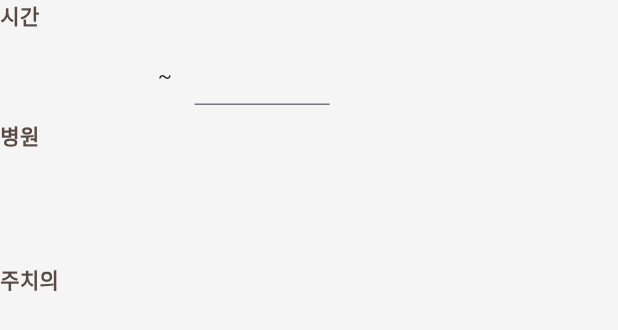
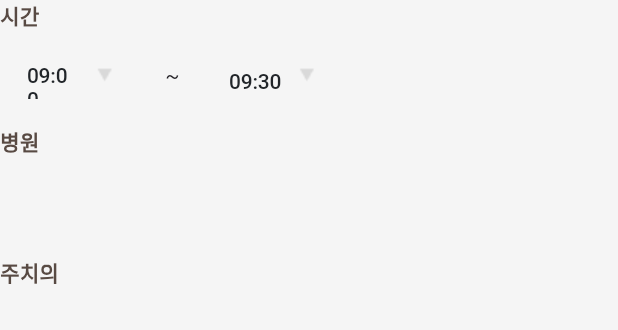
Before and after one commit to b14nc444/mindlog, a Flutter app: the AppointmentTextField widget shown alone on an empty page, opened directly, on a phone screen of 412 x 824 dp. Shown: the top 330 px of the screen. Run offline on Flutter 3.47's test engine with Material 3 defaults, Android fonts, the light colour scheme and no system bars; our stand-ins replace table_calendar; Roboto replaces fonts that are missing (Pretendard, Pretendard Variable).

Commit message:
appointment bottom sheet layout

```diff
--- a/lib/component/appointment_list.dart
+++ b/lib/component/appointment_list.dart
@@ -64,7 +64,7 @@
                       ),
                       Text(hospital + ' / ' + doctor,
                         style: const TextStyle(
-                            color: basicGray,
+                            color: BASIC_GRAY,
                             fontSize: 12,
                             fontWeight: FontWeight.w500,
                             letterSpacing: -0.15
--- a/lib/component/appointment_textfield.dart
+++ b/lib/component/appointment_textfield.dart
@@ -18,6 +18,7 @@
   Widget build(BuildContext context) {
     String _selectedTime;
     String _inputText;
+
     InputDecoration inputDecoration = InputDecoration(
       filled: true,
       fillColor: BACKGROUND_COLOR,
@@ -26,15 +27,42 @@
         borderSide: BorderSide.none, // 테두리 없음
       ),
     );
-    TextStyle textStyle = TextStyle(
+
+    InputDecoration inputDecoration_time = InputDecoration(
+      filled: true,
+      fillColor: BACKGROUND_COLOR,
+      border: UnderlineInputBorder(
+        borderRadius: BorderRadius.circular(8.0),
+        borderSide: BorderSide.none, // 테두리 없음
+      ),
+      contentPadding: EdgeInsets.symmetric(horizontal: 14, vertical: 0),
+    );
+
+    TextStyle textStyleLabel = TextStyle(
         color: SECONDARY_COLOR_3,
         fontWeight: FontWeight.bold
     );
+    TextStyle textStyleContent = TextStyle(
+        color: BASIC_BLACK,
+        fontSize: 14,
+        fontFamily: 'Pretendard Variable',
+        fontWeight: FontWeight.w500,
+        letterSpacing: -0.15,
+    );
+
+    List<String> timeList = [];
+    for (int hour = 0; hour < 24; hour++) {
+      for (int minute = 0; minute < 60; minute += 5) {
+        String hourStr = hour.toString().padLeft(2, '0');
+        String minuteStr = minute.toString().padLeft(2, '0');
+        timeList.add('$hourStr:$minuteStr');
+      }
+    }
 
     return Column(
       crossAxisAlignment: CrossAxisAlignment.start,
         children: [
-          Text('시간', style: textStyle),
+          Text('시간', style: textStyleLabel),
           SizedBox(
             height: 10,
           ),
@@ -44,14 +72,27 @@
                 onTap: (){
                 },
                 child: SizedBox(
-                  width: 90,
+                  width: 95,
                   height: 40,
-                  child: Container(
-                    decoration: BoxDecoration(
-                      color: BACKGROUND_COLOR,
-                      borderRadius: BorderRadius.circular(8)
+                  child: DropdownButtonFormField<String>(
+                    value: '09:00',
+                    decoration: inputDecoration_time,
+                    items: timeList.map((String time) {
+                      return DropdownMenuItem<String>(
+                        value: time,
+                        child: Text(time,),
+                      );
+                    }).toList(),
+                    onChanged: (String? newValue) {
+                      setState(() {
+                        _selectedTime = newValue!;
+                      });
+                    },
+                    icon: dropdownIcon,
+                    style: textStyleContent,
+                    menuMaxHeight: 180,
+                    isExpanded: true,
                   ),
-                  )
                 ),
               ),
               Padding(
@@ -59,54 +100,64 @@
                 child: Text('~'),
               ),
               SizedBox(
-                width: 90,
+                width: 95,
                 height: 40,
-                child: TextFormField(
-                  readOnly: true,
-                  onTap: () {
-                    // 클릭하면 드롭다운 목록 표시
-                    showTimePicker(
-                      context: context,
-                      initialTime: TimeOfDay.now(),
-                    ).then((value) {
-                      // 선택한 시간을 저장
-                      if (value != null) {
+                child: DropdownButtonFormField<String>(
+                  value: '09:30',
+                  decoration: inputDecoration_time,
+                  items: timeList.map((String time) {
+                    return DropdownMenuItem<String>(
+                      value: time,
+                      child: Text(time),
+                    );
+                  }).toList(),
+                  onChanged: (String? newValue) {
                     setState(() {
-                          _selectedTime = value.format(context);
-                        });
-                      }
+                      _selectedTime = newValue!;
                     });
                   },
+                  icon: dropdownIcon,
+                  style: textStyleContent,
+                  menuMaxHeight: 180,
                 ),
               ),
             ],
           ),
           SizedBox(
-            height: 10,
+            height: 14,
           ),
-          Text('병원', style: textStyle),
+          Text('병원', style: textStyleLabel),
           SizedBox(
-            height: 10,
+            height: 8,
           ),
-          TextFormField(
+          Container(
+            height: 45,
+            child: TextFormField(
               cursorColor: TYPOGRAPHY_GRAY_3,
               maxLines: 1,
               keyboardType: TextInputType.multiline,
               decoration: inputDecoration,
+              style: textStyleContent,
+            ),
           ),
           SizedBox(
-            height: 10,
+            height: 14,
           ),
-          Text('주치의', style: textStyle),
+          Text('주치의', style: textStyleLabel),
           SizedBox(
-            height: 10,
+            height: 8,
           ),
-          TextFormField(
+          Container(
+            height: 45,
+            child: TextFormField(
               cursorColor: TYPOGRAPHY_GRAY_3,
               maxLines: 1,
               keyboardType: TextInputType.multiline,
               decoration: inputDecoration,
+              style: textStyleContent,
             ),
+          ),
+
         ],
     );
   }
--- a/lib/component/mindlog_list.dart
+++ b/lib/component/mindlog_list.dart
@@ -30,7 +30,7 @@
                 children: [
                   Text(mindlogTitle,
                     style: const TextStyle(
-                        color: basicBlack,
+                        color: BASIC_BLACK,
                         fontSize: 18,
                         fontWeight: FontWeight.w700,
                         letterSpacing: -0.2
--- a/lib/const/visual.dart
+++ b/lib/const/visual.dart
@@ -5,12 +5,12 @@
 const Color secondaryColor1 = Color(0xfffae5cb);
 const Color secondaryColor2 = Color(0xfffefaf5);
 const Color SECONDARY_COLOR_3 = Color(0xff584a43);
-const Color basicBlack = Color(0xff212529);
+const Color BASIC_BLACK = Color(0xff212529);
 const Color typographyGray = Color(0xffacacac);
 const Color TYPOGRAPHY_GRAY_2 = Color(0xff6c7072);
 const Color typographyGray2_20 = Color(0x516c7072);
 const Color TYPOGRAPHY_GRAY_3 = Color(0xff545357);
-const Color basicGray = Color(0xffc2c2c2);
+const Color BASIC_GRAY = Color(0xffc2c2c2);
 const Color guideGray = Color(0xffe1e1e1);
 const Color BACKGROUND_COLOR = Color(0xfff5f5f5);
 
@@ -23,3 +23,7 @@
 const Image logoTypoColor = Image(image: AssetImage('assets/logo/logo_type_color.png'));
 const Image typoTransparentWhite = Image(image: AssetImage('assets/logo/typo_transparent_white.png'));
 const Image typoTransparentColor = Image(image: AssetImage('assets/logo/typo_transparent_color.png'));
+
+
+//icon
+const Image dropdownIcon = Image(image: AssetImage('assets/icons/dropdown_button.png'));
--- a/lib/main.dart
+++ b/lib/main.dart
@@ -1,4 +1,7 @@
 import 'package:flutter/material.dart';
+import 'package:intl/date_symbol_data_file.dart';
 import 'package:mindlog_app/screen/homeScreen.dart';
 
-void main() => runApp(const homeScreen());
+void main() {
+  runApp(const homeScreen());
+}
```
Also changed, not shown: lib/component/appointment_bottom_sheet.dart (+37 -14 lines), lib/screen/homeScreen.dart (+69 -22 lines), pubspec.yaml (+9 -10 lines), assets/icons/dropdown_button.png (added), pubspec.lock, 1 other file. Lines whose indentation alone changed are shown as unchanged.
